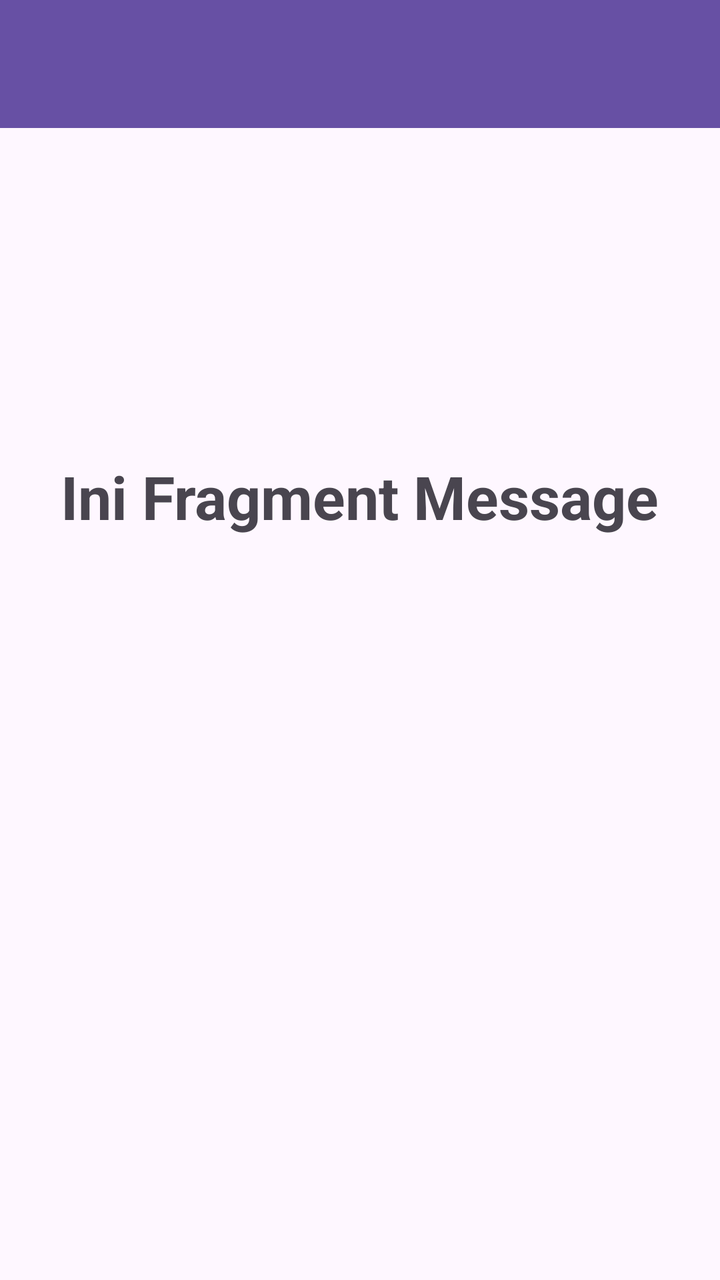
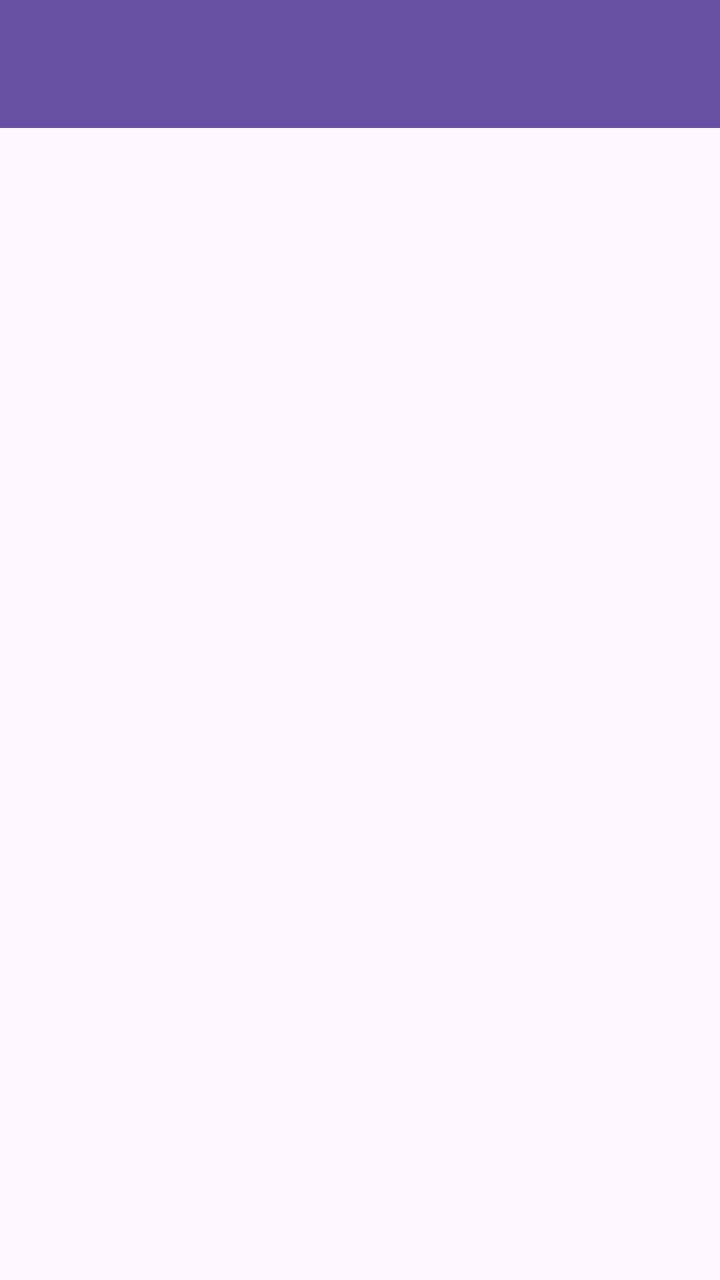

Screens rendered from an Android XML layout before and after an edit, with the pre-edit source and the edit as a unified diff.
<!-- AndroidManifest.xml: application theme Theme.SuciApps -->
<!-- res/layout/fragment_message.xml -->
<?xml version="1.0" encoding="utf-8"?>
<androidx.constraintlayout.widget.ConstraintLayout xmlns:android="http://schemas.android.com/apk/res/android"
    xmlns:tools="http://schemas.android.com/tools"
    android:layout_width="match_parent"
    android:layout_height="match_parent"
    xmlns:app="http://schemas.android.com/apk/res-auto"
    tools:context=".Message.MessageFragment">

    <androidx.appcompat.widget.Toolbar
        android:id="@+id/toolbar"
        android:layout_width="match_parent"
        android:layout_height="?attr/actionBarSize"
        android:background="?attr/colorPrimary"
        app:layout_constraintEnd_toEndOf="parent"
        app:layout_constraintStart_toStartOf="parent"
        app:layout_constraintTop_toTopOf="parent"
        app:layout_scrollFlags="scroll|enterAlways"
        app:titleTextColor="@android:color/white" />

    
    <TextView
        android:layout_width="wrap_content"
        android:layout_height="wrap_content"
        android:layout_marginTop="164dp"
        android:text="Ini Fragment Message"
        android:textSize="30sp"
        android:textStyle="bold"
        app:layout_constraintEnd_toEndOf="parent"
        app:layout_constraintStart_toStartOf="parent"
        app:layout_constraintTop_toBottomOf="@+id/toolbar" />

</androidx.constraintlayout.widget.ConstraintLayout>
<!-- resources referenced by this layout -->
<resources>
  <style name="Theme.SuciApps" parent="Base.Theme.SuciApps" />
  <style name="Base.Theme.SuciApps" parent="Theme.Material3.DayNight.NoActionBar">
          
          
      </style>
</resources>

<!-- the commit's change to res/layout/fragment_message.xml (unified diff, before → after) -->
@@ -1,32 +1,33 @@
 <?xml version="1.0" encoding="utf-8"?>
-<androidx.constraintlayout.widget.ConstraintLayout xmlns:android="http://schemas.android.com/apk/res/android"
+<androidx.coordinatorlayout.widget.CoordinatorLayout
+    xmlns:android="http://schemas.android.com/apk/res/android"
     xmlns:tools="http://schemas.android.com/tools"
     android:layout_width="match_parent"
     android:layout_height="match_parent"
     xmlns:app="http://schemas.android.com/apk/res-auto"
     tools:context=".Message.MessageFragment">
 
-    <androidx.appcompat.widget.Toolbar
-        android:id="@+id/toolbar"
+    <com.google.android.material.appbar.AppBarLayout
+        android:id="@+id/appBarLayout"
         android:layout_width="match_parent"
-        android:layout_height="?attr/actionBarSize"
-        android:background="?attr/colorPrimary"
-        app:layout_constraintEnd_toEndOf="parent"
-        app:layout_constraintStart_toStartOf="parent"
-        app:layout_constraintTop_toTopOf="parent"
-        app:layout_scrollFlags="scroll|enterAlways"
-        app:titleTextColor="@android:color/white" />
+        android:layout_height="wrap_content"
+        android:theme="@style/ThemeOverlay.AppCompat.Dark.ActionBar">
 
-    
-    <TextView
-        android:layout_width="wrap_content"
-        android:layout_height="wrap_content"
-        android:layout_marginTop="164dp"
-        android:text="Ini Fragment Message"
-        android:textSize="30sp"
-        android:textStyle="bold"
-        app:layout_constraintEnd_toEndOf="parent"
-        app:layout_constraintStart_toStartOf="parent"
-        app:layout_constraintTop_toBottomOf="@+id/toolbar" />
+        <androidx.appcompat.widget.Toolbar
+            android:id="@+id/toolbar"
+            android:layout_width="match_parent"
+            android:layout_height="?attr/actionBarSize"
+            android:background="?attr/colorPrimary"
+            app:layout_scrollFlags="scroll|enterAlways"
+            app:titleTextColor="@android:color/white" />
 
-</androidx.constraintlayout.widget.ConstraintLayout>
+    </com.google.android.material.appbar.AppBarLayout>
+
+
+    <ListView
+        android:id="@+id/listMessageItems"
+        android:layout_width="match_parent"
+        android:layout_height="match_parent"
+        app:layout_behavior="@string/appbar_scrolling_view_behavior" />
+
+</androidx.coordinatorlayout.widget.CoordinatorLayout>
